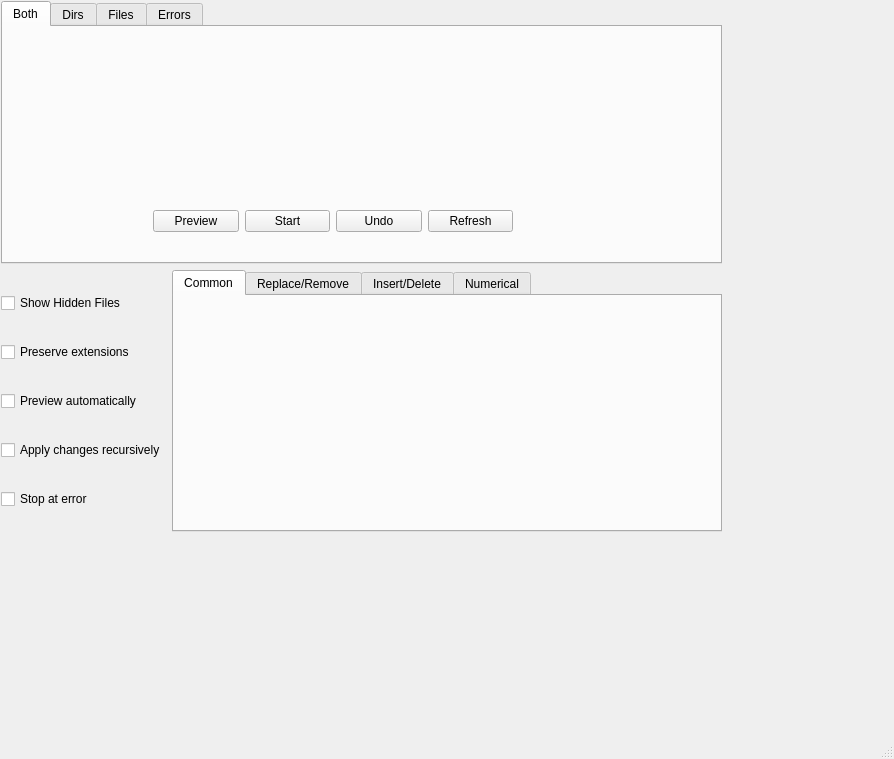
This is gui/filebrowser/filebrowser.ui in gmdfalk/60-days-of-python as Qt 5 draws it before an edit. The edited form follows.
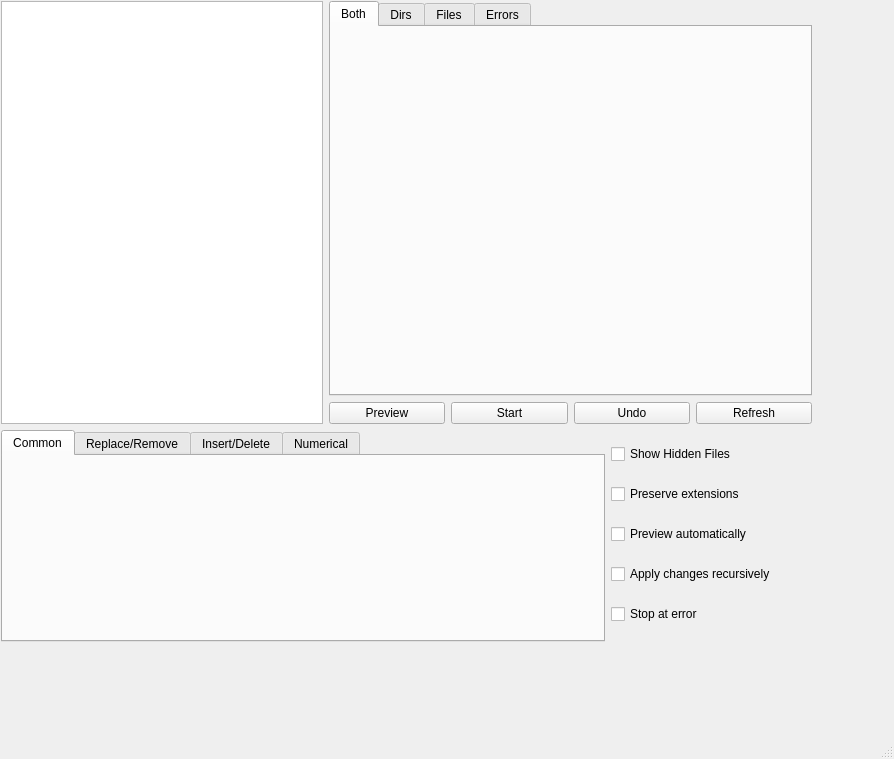
This is the edited form. The open tabs and pages were chosen to show the change.

Patch:
```diff
--- a/gui/filebrowser/filebrowser.ui
+++ b/gui/filebrowser/filebrowser.ui
@@ -19,13 +19,13 @@
      <rect>
       <x>1</x>
       <y>1</y>
-      <width>721</width>
-      <height>531</height>
+      <width>811</width>
+      <height>641</height>
      </rect>
     </property>
-    <layout class="QVBoxLayout" name="verticalLayout_2">
+    <layout class="QVBoxLayout" name="mainlayout" stretch="2,1">
      <item>
-      <layout class="QHBoxLayout" name="toplayout">
+      <layout class="QHBoxLayout" name="toplayout" stretch="2,3">
        <property name="spacing">
         <number>6</number>
        </property>
@@ -36,6 +36,11 @@
         <number>0</number>
        </property>
        <item>
+        <widget class="QTreeView" name="dirtree"/>
+       </item>
+       <item>
+        <layout class="QVBoxLayout" name="browserlayout">
+         <item>
         <widget class="QTabWidget" name="browsertabs">
          <property name="currentIndex">
           <number>0</number>
@@ -44,15 +49,25 @@
           <attribute name="title">
            <string>Both</string>
           </attribute>
-          <widget class="QWidget" name="horizontalLayoutWidget">
-           <property name="geometry">
-            <rect>
-             <x>150</x>
-             <y>180</y>
-             <width>360</width>
-             <height>29</height>
-            </rect>
-           </property>
+           </widget>
+           <widget class="QWidget" name="dirs_tab">
+            <attribute name="title">
+             <string>Dirs</string>
+            </attribute>
+           </widget>
+           <widget class="QWidget" name="files_tab">
+            <attribute name="title">
+             <string>Files</string>
+            </attribute>
+           </widget>
+           <widget class="QWidget" name="error_tab">
+            <attribute name="title">
+             <string>Errors</string>
+            </attribute>
+           </widget>
+          </widget>
+         </item>
+         <item>
            <layout class="QHBoxLayout" name="buttonlayout">
             <item>
              <widget class="QPushButton" name="previewbutton">
@@ -83,29 +98,40 @@
              </widget>
             </item>
            </layout>
-          </widget>
-         </widget>
-         <widget class="QWidget" name="dirs_tab">
+         </item>
+        </layout>
+       </item>
+      </layout>
+     </item>
+     <item>
+      <layout class="QHBoxLayout" name="bottomlayout" stretch="3,1">
+       <item>
+        <widget class="QTabWidget" name="actionstabs_4">
+         <property name="currentIndex">
+          <number>0</number>
+         </property>
+         <widget class="QWidget" name="common_tab_4">
+          <attribute name="title">
+           <string>Common</string>
+          </attribute>
+         </widget>
+         <widget class="QWidget" name="replace_tab_4">
           <attribute name="title">
-           <string>Dirs</string>
+           <string>Replace/Remove</string>
           </attribute>
          </widget>
-         <widget class="QWidget" name="files_tab">
+         <widget class="QWidget" name="insert_tab_4">
           <attribute name="title">
-           <string>Files</string>
+           <string>Insert/Delete</string>
           </attribute>
          </widget>
-         <widget class="QWidget" name="error_tab">
+         <widget class="QWidget" name="num_tab_4">
           <attribute name="title">
-           <string>Errors</string>
+           <string>Numerical</string>
           </attribute>
          </widget>
         </widget>
        </item>
-      </layout>
-     </item>
-     <item>
-      <layout class="QHBoxLayout" name="bottomlayout">
        <item>
         <layout class="QVBoxLayout" name="optionslayout_4">
          <item>
@@ -148,33 +174,6 @@
          </item>
         </layout>
        </item>
-       <item>
-        <widget class="QTabWidget" name="actionstabs_4">
-         <property name="currentIndex">
-          <number>2</number>
-         </property>
-         <widget class="QWidget" name="common_tab_4">
-          <attribute name="title">
-           <string>Common</string>
-          </attribute>
-         </widget>
-         <widget class="QWidget" name="replace_tab_4">
-          <attribute name="title">
-           <string>Replace/Remove</string>
-          </attribute>
-         </widget>
-         <widget class="QWidget" name="insert_tab_4">
-          <attribute name="title">
-           <string>Insert/Delete</string>
-          </attribute>
-         </widget>
-         <widget class="QWidget" name="num_tab_4">
-          <attribute name="title">
-           <string>Numerical</string>
-          </attribute>
-         </widget>
-        </widget>
-       </item>
       </layout>
      </item>
     </layout>
```
Lines whose indentation alone changed are shown as unchanged.
